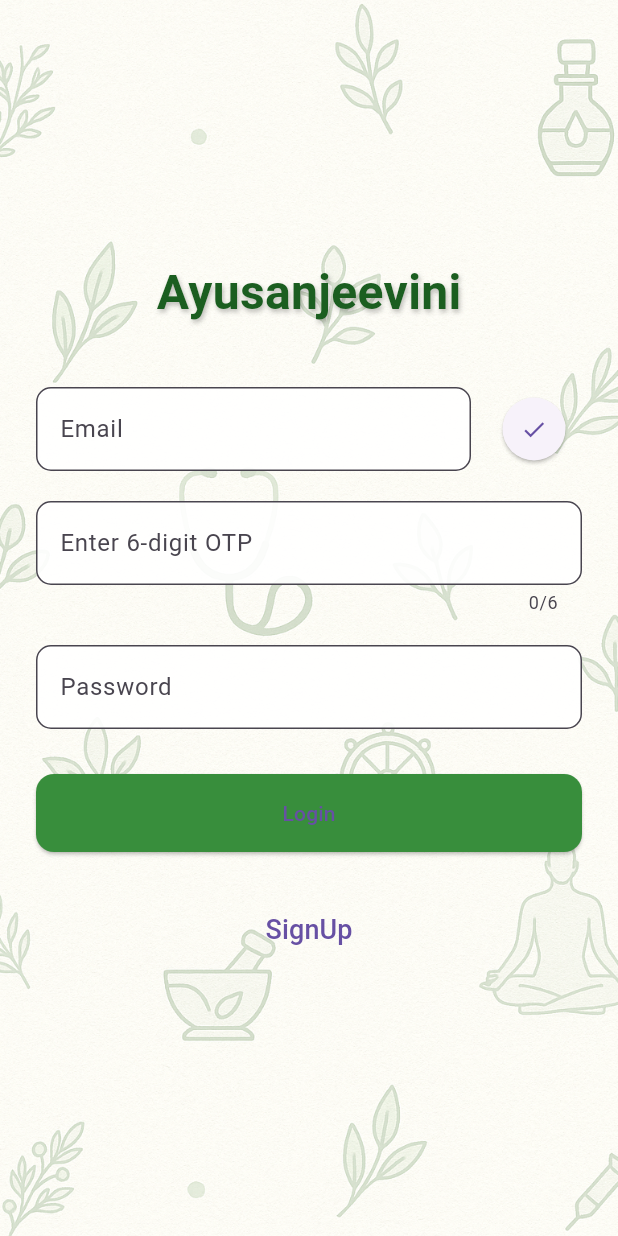
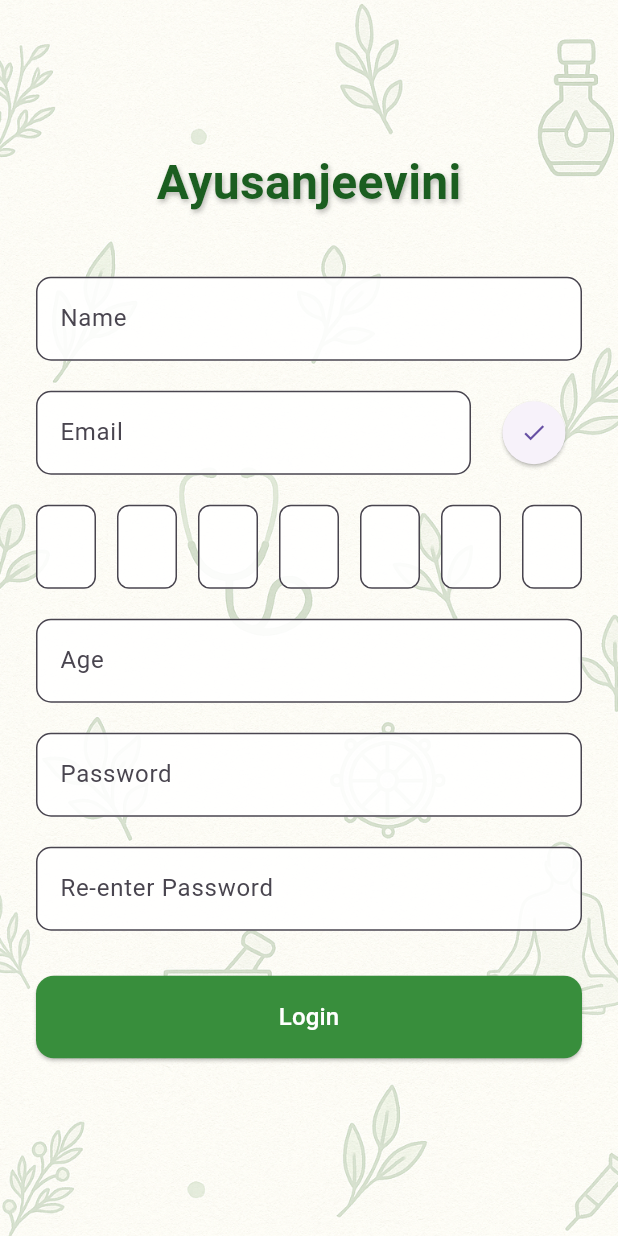
Before and after one commit to pran-avk/majorproject, a Flutter app: the screen it shows after launch, after a tap on "SignUp", on a phone screen of 412 x 824 dp. Run offline on Flutter 3.47's test engine with Material 3 defaults, Android fonts, the phone set to English and light mode, and no system bars.

Commit message:
signupPage

```diff
--- /dev/null
+++ b/lib/MainPages/FirstPage.dart
@@ -0,0 +1,12 @@
+import 'package:flutter/material.dart';
+
+class Firstpage extends StatelessWidget {
+  const Firstpage({super.key});
+
+  @override
+  Widget build(BuildContext context) {
+    return Container(
+      child: Text("welcome to the page"),
+    );
+  }
+}
--- a/lib/signuporlogin/login.dart
+++ b/lib/signuporlogin/login.dart
@@ -1,4 +1,5 @@
 import 'package:flutter/material.dart';
+import 'package:frontend/signuporlogin/signup.dart';
 
 class LoginPage extends StatefulWidget {
   const LoginPage({super.key});
@@ -138,7 +139,9 @@ class _LoginPageState extends State<LoginPage> {
                       onPressed: () {
                         // Navigate to signup
                       },
-                      child: TextButton(onPressed: (){}, child: Text("SignUp",style: TextStyle(fontSize: 18),))
+                      child: TextButton(onPressed: (){
+                        Navigator.pushReplacement(context, MaterialPageRoute(builder: (context)=>SignupPage()));
+                      }, child: Text("SignUp",style: TextStyle(fontSize: 18),))
                     ),
                   ],
                 ),
--- a/lib/signuporlogin/signup.dart
+++ b/lib/signuporlogin/signup.dart
@@ -0,0 +1,201 @@
+import 'package:flutter/material.dart';
+import 'package:frontend/signuporlogin/login.dart';
+
+class SignupPage extends StatefulWidget {
+  const SignupPage({super.key});
+
+  @override
+  State<SignupPage> createState() => _SignupPageState();
+}
+
+class _SignupPageState extends State<SignupPage> {
+  final TextEditingController _nameController = TextEditingController();
+  final TextEditingController _emailController = TextEditingController();
+  final TextEditingController _ageController = TextEditingController();
+  final TextEditingController _passwordController = TextEditingController();
+  final TextEditingController _rePasswordController = TextEditingController();
+
+  @override
+  Widget build(BuildContext context) {
+    return Scaffold(
+      body: Stack(
+        fit: StackFit.expand,
+        children: [
+          Image.asset(
+            'assets/images/background.png',
+            fit: BoxFit.cover,
+          ),
+          SafeArea(
+            child: Center(
+              child: SingleChildScrollView(
+                padding: const EdgeInsets.symmetric(horizontal: 24.0),
+                child: Column(
+                  mainAxisAlignment: MainAxisAlignment.center,
+                  children: [
+                    // App Title
+                    Text(
+                      'Ayusanjeevini',
+                      style: TextStyle(
+                        fontSize: 32,
+                        fontWeight: FontWeight.bold,
+                        color: Colors.green.shade900,
+                        shadows: const [
+                          Shadow(
+                            blurRadius: 4,
+                            color: Colors.black26,
+                            offset: Offset(1, 2),
+                          ),
+                        ],
+                      ),
+                    ),
+                    const SizedBox(height: 40),
+
+                    // Name Field
+                    TextField(
+                      controller: _nameController,
+                      decoration: InputDecoration(
+                        hintText: 'Name',
+                        filled: true,
+                        fillColor: Colors.white.withOpacity(0.9),
+                        border: OutlineInputBorder(
+                          borderRadius: BorderRadius.circular(10),
+                        ),
+                      ),
+                    ),
+                    const SizedBox(height: 20),
+
+                    // Email with Tick
+                    Row(
+                      children: [
+                        Expanded(
+                          child: TextField(
+                            controller: _emailController,
+                            decoration: InputDecoration(
+                              hintText: 'Email',
+                              filled: true,
+                              fillColor: Colors.white.withOpacity(0.9),
+                              border: OutlineInputBorder(
+                                borderRadius: BorderRadius.circular(10),
+                              ),
+                            ),
+                            keyboardType: TextInputType.emailAddress,
+                          ),
+                        ),
+                        const SizedBox(width: 10),
+                        ElevatedButton(
+                          onPressed: () {
+                            // Email validation logic (optional)
+                          },
+                          style: ElevatedButton.styleFrom(
+                            shape: const CircleBorder(),
+                            padding: const EdgeInsets.all(12),
+                          ),
+                          child: const Icon(Icons.check),
+                        )
+                      ],
+                    ),
+                    const SizedBox(height: 20),
+
+                    // OTP Fields (7 digits)
+                    Row(
+                      mainAxisAlignment: MainAxisAlignment.spaceBetween,
+                      children: List.generate(7, (index) {
+                        return SizedBox(
+                          width: 40,
+                          child: TextField(
+                            keyboardType: TextInputType.number,
+                            maxLength: 1,
+                            textAlign: TextAlign.center,
+                            decoration: InputDecoration(
+                              counterText: '',
+                              filled: true,
+                              fillColor: Colors.white.withOpacity(0.9),
+                              border: OutlineInputBorder(
+                                borderRadius: BorderRadius.circular(8),
+                              ),
+                            ),
+                          ),
+                        );
+                      }),
+                    ),
+                    const SizedBox(height: 20),
+
+                    // Age Field
+                    TextField(
+                      controller: _ageController,
+                      decoration: InputDecoration(
+                        hintText: 'Age',
+                        filled: true,
+                        fillColor: Colors.white.withOpacity(0.9),
+                        border: OutlineInputBorder(
+                          borderRadius: BorderRadius.circular(10),
+                        ),
+                      ),
+                      keyboardType: TextInputType.number,
+                    ),
+                    const SizedBox(height: 20),
+
+                    // Password Field
+                    TextField(
+                      controller: _passwordController,
+                      obscureText: true,
+                      decoration: InputDecoration(
+                        hintText: 'Password',
+                        filled: true,
+                        fillColor: Colors.white.withOpacity(0.9),
+                        border: OutlineInputBorder(
+                          borderRadius: BorderRadius.circular(10),
+                        ),
+                      ),
+                    ),
+                    const SizedBox(height: 20),
+
+                    // Re-enter Password Field
+                    TextField(
+                      controller: _rePasswordController,
+                      obscureText: true,
+                      decoration: InputDecoration(
+                        hintText: 'Re-enter Password',
+                        filled: true,
+                        fillColor: Colors.white.withOpacity(0.9),
+                        border: OutlineInputBorder(
+                          borderRadius: BorderRadius.circular(10),
+                        ),
+                      ),
+                    ),
+                    const SizedBox(height: 30),
+
+                    // Login Button
+                    SizedBox(
+                      width: double.infinity,
+                      child: ElevatedButton(
+                        onPressed: () {
+                          Navigator.pushReplacement(
+                            context,
+                            MaterialPageRoute(builder: (context) => LoginPage()),
+                          );
+                        },
+                        style: ElevatedButton.styleFrom(
+                          padding: const EdgeInsets.symmetric(vertical: 16),
+                          shape: RoundedRectangleBorder(
+                            borderRadius: BorderRadius.circular(12),
+                          ),
+                          backgroundColor: Colors.green.shade700,
+                        ),
+                        child: const Text(
+                          "Login",
+                          style: TextStyle(fontSize: 16, color: Colors.white),
+                        ),
+                      ),
+                    ),
+                    const SizedBox(height: 20),
+                  ],
+                ),
+              ),
+            ),
+          ),
+        ],
+      ),
+    );
+  }
+}
```
